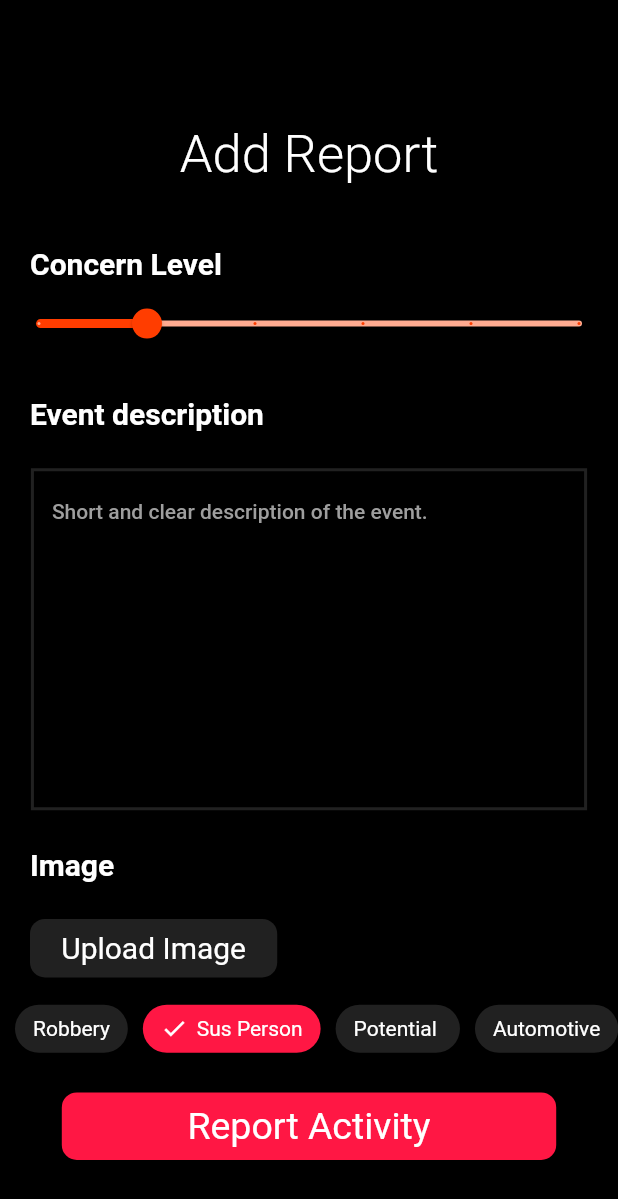
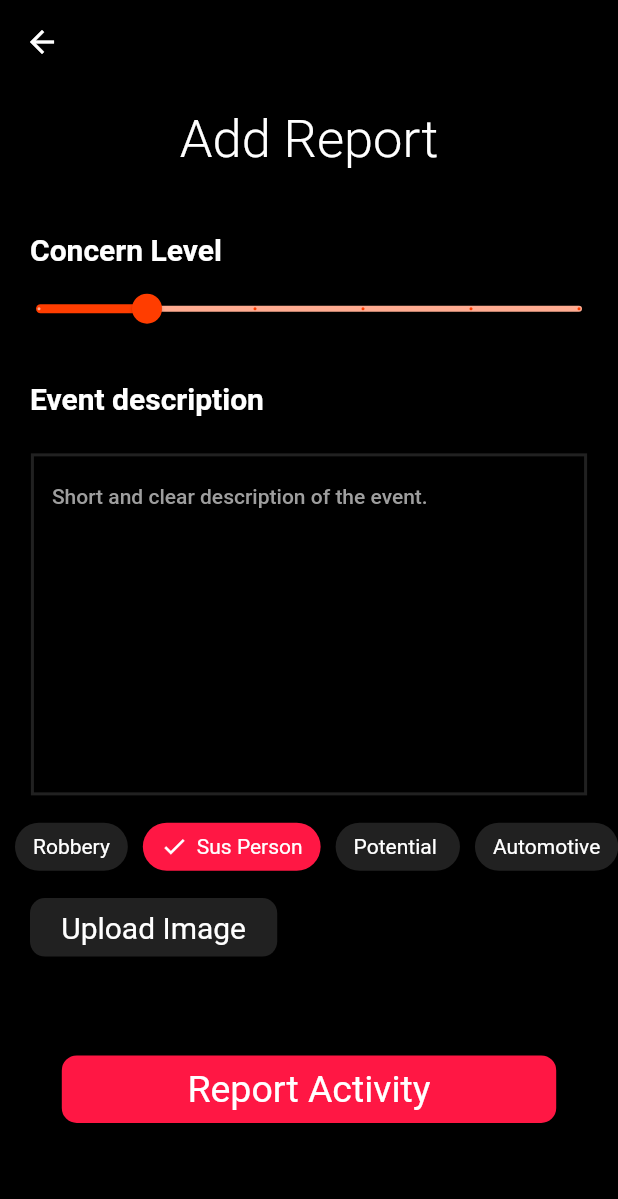
Before and after one commit to Azyles/vigilate, a Flutter app: the ReportView screen opened directly, on a phone screen of 412 x 824 dp. Shown: the top 1199 px of the screen. Run offline on Flutter 3.47's test engine with Material 2 defaults, Android fonts, the phone set to English and light mode, and no system bars; drawn by our look-alikes of chips_choice; our stand-ins replace google_maps_flutter.

Commit message:
report ui fix

```diff
--- a/lib/report.dart
+++ b/lib/report.dart
@@ -26,11 +26,11 @@ class _ReportViewState extends State<ReportView> {
   @override
   Widget build(BuildContext context) {
     return Scaffold(
+      appBar: AppBar(backgroundColor: Colors.black,),
       backgroundColor: Colors.black,
-      body: Column(
-        crossAxisAlignment: CrossAxisAlignment.start,
+      body: ListView(
         children: [
-          SizedBox(height: MediaQuery.of(context).size.height * 0.1),
+          SizedBox(height: MediaQuery.of(context).size.height * 0.02),
           Center(
             child: Text(
               "Add Report",
@@ -100,18 +100,23 @@ class _ReportViewState extends State<ReportView> {
               ),
             ),
           ),
-          SizedBox(height: MediaQuery.of(context).size.height * 0.03),
-          Padding(
-            padding: const EdgeInsets.only(left: 20),
-            child: Text(
-              "Image",
-              style: TextStyle(
-                  color: Colors.white,
-                  fontSize: 20,
-                  fontWeight: FontWeight.w700),
+          SizedBox(height: MediaQuery.of(context).size.height * 0.01),
+          ChipsChoice<int>.single(
+            choiceStyle: C2ChoiceStyle(
+                color: Colors.grey[900], brightness: Brightness.dark),
+            choiceActiveStyle: C2ChoiceStyle(
+              color: Colors.redAccent[400],
+              brightness: Brightness.dark,
+            ),
+            value: tag,
+            onChanged: (val) => setState(() => tag = val),
+            choiceItems: C2Choice.listFrom<int, String>(
+              source: options,
+              value: (i, v) => i,
+              label: (i, v) => v,
             ),
           ),
-          SizedBox(height: MediaQuery.of(context).size.height * 0.03),
+          SizedBox(height: MediaQuery.of(context).size.height * 0.01),
           Padding(
             padding: EdgeInsets.only(left: 20),
             child: Row(
@@ -137,23 +142,7 @@ class _ReportViewState extends State<ReportView> {
               ],
             ),
           ),
-          SizedBox(height: MediaQuery.of(context).size.height * 0.01),
-          ChipsChoice<int>.single(
-            choiceStyle: C2ChoiceStyle(
-                color: Colors.grey[900], brightness: Brightness.dark),
-            choiceActiveStyle: C2ChoiceStyle(
-              color: Colors.redAccent[400],
-              brightness: Brightness.dark,
-            ),
-            value: tag,
-            onChanged: (val) => setState(() => tag = val),
-            choiceItems: C2Choice.listFrom<int, String>(
-              source: options,
-              value: (i, v) => i,
-              label: (i, v) => v,
-            ),
-          ),
-          SizedBox(height: MediaQuery.of(context).size.height * 0.02),
+          SizedBox(height: MediaQuery.of(context).size.height * 0.08),
           Center(
             child: GestureDetector(
               onTap: () {
```
